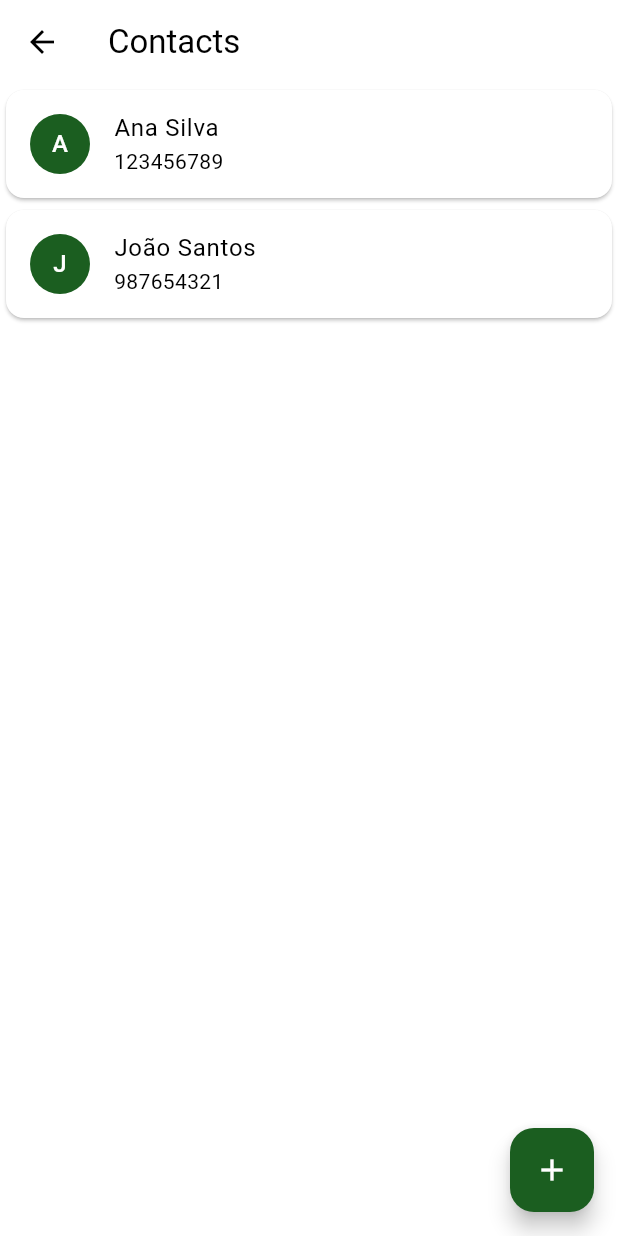
After one commit to obrenoluiz/ByteBank---Curso-1.-Flutter-Alura, a Flutter app: the screen it shows after launch, after a tap on "Contacts", on a phone screen of 412 x 824 dp. The commit adds this screen. Run offline on Flutter 3.47's test engine with Material 3 defaults, Android fonts, the phone set to English and light mode, and no system bars.

Commit message:
contacts screen

```diff
--- /dev/null
+++ b/lib/pages/contacts/contacts_list.dart
@@ -0,0 +1,43 @@
+import 'package:flutter/material.dart';
+
+class ContactsList extends StatelessWidget {
+  const ContactsList({super.key});
+
+  @override
+  Widget build(BuildContext context) {
+    return Scaffold(
+      appBar: AppBar(
+        title: const Text('Contacts'),
+      ),
+      body: ListView(
+        children: [
+          Card(
+            child: ListTile(
+              leading: CircleAvatar(
+                backgroundColor: Theme.of(context).primaryColor,
+                child: const Text('A'),
+              ),
+              title: const Text('Ana Silva'),
+              subtitle: const Text('123456789'),
+            ),
+          ),
+          Card(
+            child: ListTile(
+              leading: CircleAvatar(
+                backgroundColor: Theme.of(context).primaryColor,
+                child: const Text('J'),
+              ),
+              title: const Text('João Santos'),
+              subtitle: const Text('987654321'),
+            ),
+          ),
+        ],
+      ),
+      floatingActionButton: FloatingActionButton(
+        backgroundColor: Theme.of(context).primaryColor,
+        child: const Icon(Icons.add),
+        onPressed: () {},
+      ),
+    );
+  }
+}
--- a/lib/pages/home/home_page.dart
+++ b/lib/pages/home/home_page.dart
@@ -1,3 +1,4 @@
+import 'package:bytebank_armazenamento_interno/pages/contacts/contacts_list.dart';
 import 'package:flutter/material.dart';
 
 class HomePage extends StatelessWidget {
@@ -8,7 +9,6 @@ class HomePage extends StatelessWidget {
     return Scaffold(
       appBar: AppBar(
         title: const Text('Dashboard'),
-
       ),
       body: Column(
         mainAxisAlignment: MainAxisAlignment.spaceBetween,
@@ -20,6 +20,14 @@ class HomePage extends StatelessWidget {
           ),
           Padding(
             padding: const EdgeInsets.all(8.0),
+            child: GestureDetector(
+              onTap: () {
+                Navigator.of(context).push(
+                  MaterialPageRoute(
+                    builder: (context) => const ContactsList(),
+                  ),
+                );
+              },
               child: Container(
                 padding: const EdgeInsets.all(8.0),
                 color: Theme.of(context).primaryColor,
@@ -45,6 +53,7 @@ class HomePage extends StatelessWidget {
                 ),
               ),
             ),
+          ),
         ],
       ),
     );
```
Lines whose indentation alone changed are shown as unchanged.
